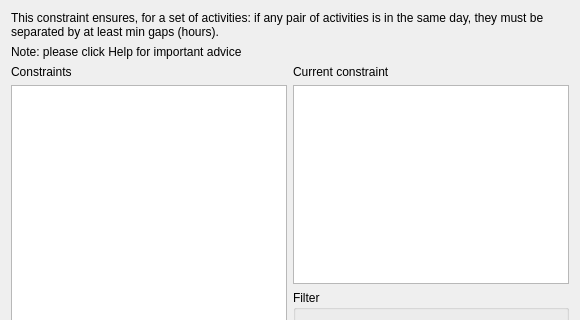
Before: the Qt Designer form fet/src/interface/constraintmingapsbetweenactivitiesform_template.ui in vonmecheln/fet, drawn with Qt 5; both pictures show x 0 to 580 and y 0 to 320 of the 580 by 560 pixel window.
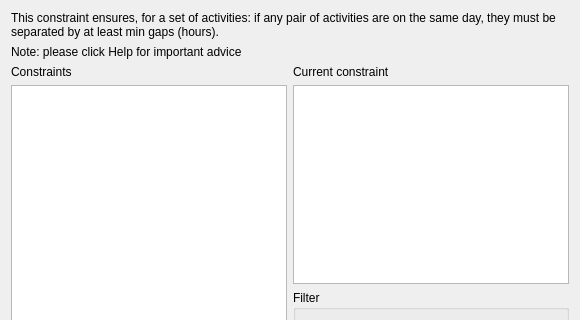
After: the same form once the commit is applied.

Patch:
```diff
--- a/fet/src/interface/constraintmingapsbetweenactivitiesform_template.ui
+++ b/fet/src/interface/constraintmingapsbetweenactivitiesform_template.ui
@@ -23,7 +23,7 @@
       </sizepolicy>
      </property>
      <property name="text">
-      <string>This constraint ensures, for a set of activities: if any pair of activities is in the same day, they must be separated by at least min gaps (hours).</string>
+      <string>This constraint ensures, for a set of activities: if any pair of activities are on the same day, they must be separated by at least min gaps (hours).</string>
      </property>
      <property name="wordWrap">
       <bool>true</bool>
```
